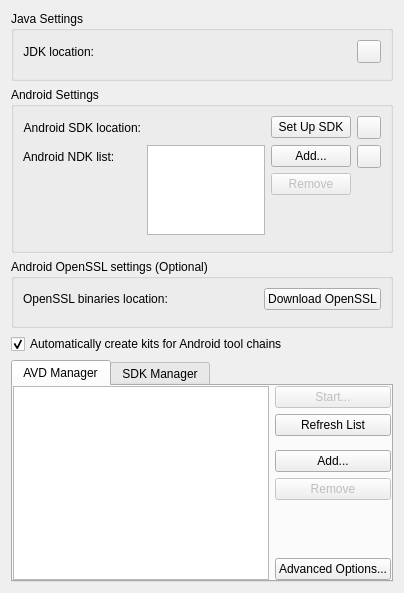
Qt form src/plugins/android/androidsettingswidget.ui (qt-creator/qt-creator) before a commit.
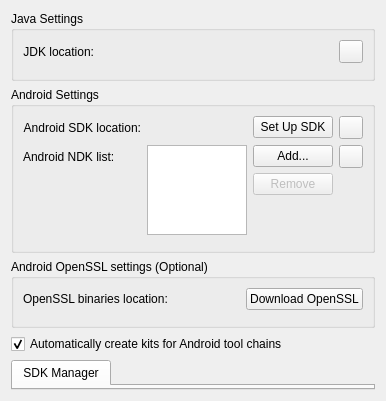
The same form after that commit. Custom widgets are drawn as their Qt base class.

Commit message:
Move AVD Manager from Android Settings to Device Settings
Move AVD management and creation to Qt Creator's DeviceManager
facilities. This allows AVDs to be created from the Devices settings
page and their details and control/action buttons for starting/stopping,
etc. are added there as well. This makes the process similar to other
device types that Qt Creator supports, to get a similar experience.

Task-number: QTCREATORBUG-23991

```diff
--- a/src/plugins/android/androidsettingswidget.ui
+++ b/src/plugins/android/androidsettingswidget.ui
@@ -269,142 +269,6 @@
      <property name="currentIndex">
       <number>0</number>
      </property>
-     <widget class="QWidget" name="avdManagerTab">
-      <attribute name="title">
-       <string>AVD Manager</string>
-      </attribute>
-      <layout class="QHBoxLayout" name="horizontalLayout">
-       <property name="leftMargin">
-        <number>0</number>
-       </property>
-       <property name="topMargin">
-        <number>0</number>
-       </property>
-       <property name="rightMargin">
-        <number>0</number>
-       </property>
-       <property name="bottomMargin">
-        <number>0</number>
-       </property>
-       <item>
-        <widget class="QTableView" name="AVDTableView">
-         <property name="sizePolicy">
-          <sizepolicy hsizetype="Expanding" vsizetype="Expanding">
-           <horstretch>0</horstretch>
-           <verstretch>0</verstretch>
-          </sizepolicy>
-         </property>
-         <property name="selectionMode">
-          <enum>QAbstractItemView::SingleSelection</enum>
-         </property>
-         <property name="selectionBehavior">
-          <enum>QAbstractItemView::SelectRows</enum>
-         </property>
-         <property name="textElideMode">
-          <enum>Qt::ElideMiddle</enum>
-         </property>
-         <attribute name="horizontalHeaderHighlightSections">
-          <bool>false</bool>
-         </attribute>
-         <attribute name="verticalHeaderVisible">
-          <bool>false</bool>
-         </attribute>
-        </widget>
-       </item>
-       <item>
-        <layout class="QVBoxLayout" name="verticalLayout_2">
-         <item>
-          <widget class="QPushButton" name="AVDStartPushButton">
-           <property name="enabled">
-            <bool>false</bool>
-           </property>
-           <property name="sizePolicy">
-            <sizepolicy hsizetype="Preferred" vsizetype="Fixed">
-             <horstretch>0</horstretch>
-             <verstretch>0</verstretch>
-            </sizepolicy>
-           </property>
-           <property name="text">
-            <string>Start...</string>
-           </property>
-          </widget>
-         </item>
-         <item>
-          <widget class="QPushButton" name="AVDRefreshPushButton">
-           <property name="text">
-            <string>Refresh List</string>
-           </property>
-          </widget>
-         </item>
-         <item>
-          <spacer name="verticalSpacer_2">
-           <property name="orientation">
-            <enum>Qt::Vertical</enum>
-           </property>
-           <property name="sizeType">
-            <enum>QSizePolicy::Fixed</enum>
-           </property>
-           <property name="sizeHint" stdset="0">
-            <size>
-             <width>0</width>
-             <height>8</height>
-            </size>
-           </property>
-          </spacer>
-         </item>
-         <item>
-          <widget class="QPushButton" name="AVDAddPushButton">
-           <property name="sizePolicy">
-            <sizepolicy hsizetype="Preferred" vsizetype="Fixed">
-             <horstretch>0</horstretch>
-             <verstretch>0</verstretch>
-            </sizepolicy>
-           </property>
-           <property name="text">
-            <string>Add...</string>
-           </property>
-          </widget>
-         </item>
-         <item>
-          <widget class="QPushButton" name="AVDRemovePushButton">
-           <property name="enabled">
-            <bool>false</bool>
-           </property>
-           <property name="sizePolicy">
-            <sizepolicy hsizetype="Preferred" vsizetype="Fixed">
-             <horstretch>0</horstretch>
-             <verstretch>0</verstretch>
-            </sizepolicy>
-           </property>
-           <property name="text">
-            <string>Remove</string>
-           </property>
-          </widget>
-         </item>
-         <item>
-          <spacer name="verticalSpacer">
-           <property name="orientation">
-            <enum>Qt::Vertical</enum>
-           </property>
-           <property name="sizeHint" stdset="0">
-            <size>
-             <width>20</width>
-             <height>40</height>
-            </size>
-           </property>
-          </spacer>
-         </item>
-         <item>
-          <widget class="QPushButton" name="AVDAdvancedOptionsPushButton">
-           <property name="text">
-            <string>Advanced Options...</string>
-           </property>
-          </widget>
-         </item>
-        </layout>
-       </item>
-      </layout>
-     </widget>
      <widget class="QWidget" name="sdkManagerTab">
       <attribute name="title">
        <string>SDK Manager</string>
```
The commit also changes 5 other files.
